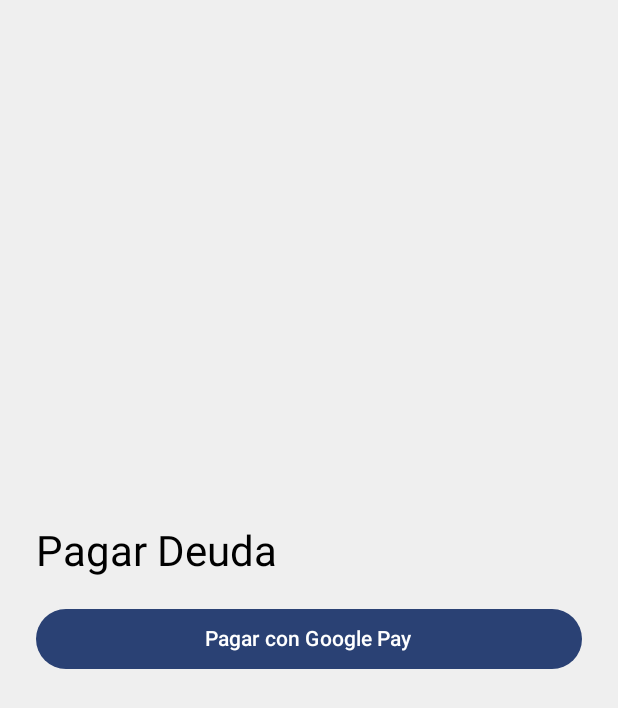
After one commit to AlvaroDeMiguel/PTD-app, an Android app built with Jetpack Compose: the PaymentScreen screen opened through its navigation route, on a phone screen of 412 x 824 dp. The commit adds this screen. Shown: the top 708 px of the screen. Run offline under Robolectric (Android 15) with nearby library versions, the phone set to English and light mode, and no system bars; our stand-ins replace Firebase (no records; nobody signed in at launch, a user with empty details on screens opened directly); libraries missing offline, so code that uses them is left out: com.google.android.gms; Roboto replaces fonts that are not available here.

Commit message:
Commit - Googlepay implementado.

```diff
--- a/app/build.gradle.kts
+++ b/app/build.gradle.kts
@@ -81,5 +81,8 @@
     //Funciones asincronas (.await)
     implementation ("org.jetbrains.kotlinx:kotlinx-coroutines-play-services:1.7.3")
 
+    //Google pay
+    implementation ("com.google.android.gms:play-services-wallet:19.3.0")
+
 
 }
--- a/app/src/main/java/com/example/ptdapp/ui/components/Cards.kt
+++ b/app/src/main/java/com/example/ptdapp/ui/components/Cards.kt
@@ -284,7 +284,7 @@
         Row(
             modifier = Modifier
                 .fillMaxWidth()
-                .padding(35.dp),
+                .padding(25.dp),
             verticalAlignment = Alignment.CenterVertically,
             horizontalArrangement = Arrangement.Start
         ) {
@@ -295,14 +295,14 @@
                 Text(
                     text = title,
                     fontSize = 20.sp,
-//                    fontFamily = OpenSansSemiCondensed,
+                    fontFamily = OpenSansSemiCondensed,
                     color = Color.Black
                 )
                 Spacer(modifier = Modifier.height(4.dp))
                 Text(
                     text = description,
                     fontSize = 15.sp,
-//                    fontFamily = OpenSansSemiCondensed,
+                    fontFamily = OpenSansSemiCondensed,
                     color = Color.Black
                 )
             }
--- a/app/src/main/java/com/example/ptdapp/ui/navigation/Destinations.kt
+++ b/app/src/main/java/com/example/ptdapp/ui/navigation/Destinations.kt
@@ -12,7 +12,7 @@
     const val PROFILE_SCREEN = "profile"
     const val WALLET_SCREEN = "wallet"
     const val MAIN_SCREEN = "main_screen"
-    const val EDIT_PROFILE_SCREEN = "detail:profile"
+    const val PAYMENT_SCREEN = "payment_screen"
 
     fun detailGastoRoute(gastoId: String) = "detail_gasto/$gastoId"
     fun detailPTDRoute(ptdId: String) = "detail_ptd/$ptdId"
--- a/app/src/main/java/com/example/ptdapp/ui/navigation/NavGraph.kt
+++ b/app/src/main/java/com/example/ptdapp/ui/navigation/NavGraph.kt
@@ -1,7 +1,9 @@
 package com.example.ptdapp.ui.navigation
 
 
+import android.app.Activity
 import androidx.compose.runtime.*
+import androidx.compose.ui.platform.LocalContext
 import androidx.lifecycle.viewmodel.compose.viewModel
 import androidx.navigation.NavHostController
 import androidx.navigation.compose.NavHost
@@ -19,6 +21,8 @@
 import com.example.ptdapp.ui.screens.walletScreen.WalletScreen
 import com.example.ptdapp.ui.authViewmodel.AuthViewModel
 import com.example.ptdapp.ui.authViewmodel.AuthViewModelFactory
+import com.example.ptdapp.ui.screens.payment.PaymentScreen
+import com.example.ptdapp.ui.screens.payment.PaymentViewModel
 
 @Composable
 fun NavGraph(navController: NavHostController) {
@@ -42,7 +46,9 @@
         composable(Destinations.NOTIFICATION_SCREEN) { NotificationScreen(navController) }
         composable(Destinations.PROFILE_SCREEN) { ProfileScreen(navController, authViewModel) } // ✅ Pasa el ViewModel
         composable(Destinations.WALLET_SCREEN) { WalletScreen(navController) }
-//        composable(Destinations.EDIT_PROFILE_SCREEN){ EditProfileScreen(navController) }
+        composable(Destinations.PAYMENT_SCREEN) { PaymentScreen(navController) }
+
+
     }
 
     // ✅ Redirige automáticamente a login si el usuario cierra sesión
--- a/app/src/main/java/com/example/ptdapp/ui/screens/mainScreen/MainScreen.kt
+++ b/app/src/main/java/com/example/ptdapp/ui/screens/mainScreen/MainScreen.kt
@@ -18,6 +18,7 @@
 import com.example.ptdapp.ui.navigation.Destinations
 import com.example.ptdapp.ui.screens.homeScreen.HomeScreen
 import com.example.ptdapp.ui.screens.notificationScreen.NotificationScreen
+import com.example.ptdapp.ui.screens.payment.PaymentScreen
 import com.example.ptdapp.ui.screens.walletScreen.WalletScreen
 import com.example.ptdapp.ui.theme.BlueLight
 import com.example.ptdapp.ui.theme.Gray
@@ -162,7 +163,8 @@
                 .background(LightGray)
         ) {
             when (selectedItem) {
-                BottomNavItem.Wallet.route -> WalletScreen(navController)
+//                BottomNavItem.Wallet.route -> WalletScreen(navController)
+                BottomNavItem.Wallet.route -> PaymentScreen(navController) //PRUEBA DE GOOGLE PAY
                 BottomNavItem.Home.route -> HomeScreen(navController)
                 BottomNavItem.Notifications.route -> NotificationScreen(navController)
             }
--- /dev/null
+++ b/app/src/main/java/com/example/ptdapp/ui/screens/payment/PaymentScreen.kt
@@ -0,0 +1,53 @@
+package com.example.ptdapp.ui.screens.payment
+
+import android.app.Activity
+import androidx.compose.foundation.layout.*
+import androidx.compose.material3.*
+import androidx.compose.runtime.*
+import androidx.compose.ui.Modifier
+import androidx.compose.ui.platform.LocalContext
+import androidx.compose.ui.unit.dp
+
+import androidx.lifecycle.viewmodel.compose.viewModel
+import androidx.navigation.NavHostController
+
+@Composable
+fun PaymentScreen(
+    navController: NavHostController,
+    viewModel: PaymentViewModel = viewModel(),
+    activity: Activity = LocalContext.current as Activity
+) {
+    val context = LocalContext.current
+    val paymentSuccess = viewModel.paymentSuccess
+
+    Column(
+        modifier = Modifier
+            .fillMaxSize()
+            .padding(24.dp),
+        verticalArrangement = Arrangement.Center
+    ) {
+        Text(
+            text = "Pagar Deuda",
+            style = MaterialTheme.typography.headlineMedium,
+            modifier = Modifier.padding(bottom = 16.dp)
+        )
+
+        Button(
+            onClick = {
+                viewModel.startPayment(context, "10.00", activity)
+            },
+            modifier = Modifier.fillMaxWidth()
+        ) {
+            Text("Pagar con Google Pay")
+        }
+
+        Spacer(modifier = Modifier.height(24.dp))
+
+        if (paymentSuccess != null) {
+            Text(
+                text = if (paymentSuccess == true) "✅ Pago exitoso" else "❌ Error en el pago",
+                style = MaterialTheme.typography.bodyLarge
+            )
+        }
+    }
+}
--- /dev/null
+++ b/app/src/main/java/com/example/ptdapp/ui/screens/payment/PaymentViewModel.kt
@@ -0,0 +1,28 @@
+package com.example.ptdapp.ui.screens.payment
+
+import android.app.Activity
+import android.content.Context
+import androidx.compose.runtime.*
+import androidx.lifecycle.ViewModel
+import com.example.ptdapp.data.payment.PaymentRepository
+
+class PaymentViewModel(
+    private val repository: PaymentRepository = PaymentRepository() // o inyectado
+) : ViewModel() {
+
+    // Estado del pago: null, true (éxito), false (error)
+    var paymentSuccess by mutableStateOf<Boolean?>(null)
+        private set
+
+    // Lanza Google Pay
+    fun startPayment(context: Context, amount: String, activity: Activity) {
+        repository.launchGooglePay(context, amount, activity) {
+            paymentSuccess = it // <- También podrías manejarlo directo si no usas onPaymentResult separado
+        }
+    }
+
+    // Función llamada desde MainActivity con el resultado
+    fun onPaymentResult(success: Boolean) {
+        paymentSuccess = success
+    }
+}
```
Also changed, not shown: app/src/main/AndroidManifest.xml (+9 -0 lines), app/src/main/java/com/example/ptdapp/MainActivity.kt (+48 -1 lines), app/src/main/java/com/example/ptdapp/data/payment/GooglePayConfig.kt (added, +39 -0 lines), app/src/main/java/com/example/ptdapp/data/payment/PaymentRepository.kt (added, +41 -0 lines), app/src/main/java/com/example/ptdapp/data/repositories/NotificationsRepository.kt (+20 -3 lines), app/src/main/java/com/example/ptdapp/ui/screens/notificationScreen/NotificationScreen.kt (+40 -3 lines), app/src/main/java/com/example/ptdapp/ui/screens/notificationScreen/NotificationsViewModel.kt (+36 -2 lines), app/src/main/java/com/example/ptdapp/ui/utils/PaymentUtils.kt (added, +32 -0 lines).
